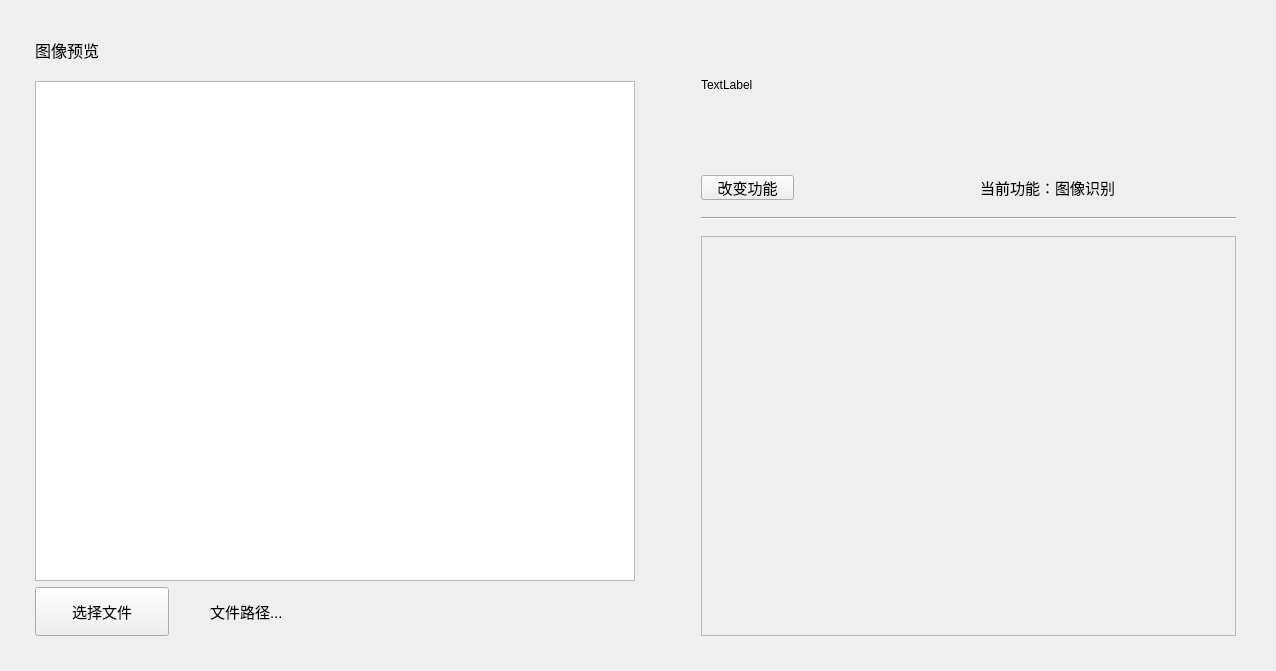
JasonAllen621/recog-GUI, file ui/object_recog_demo.ui: the form before one commit.
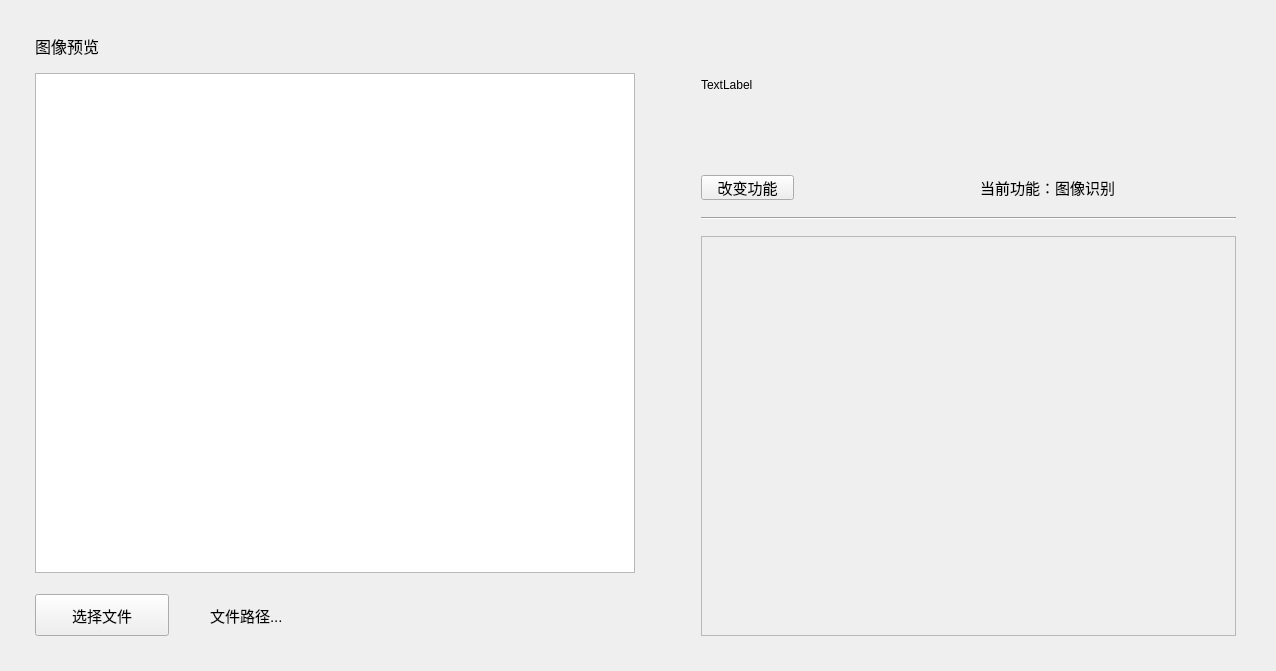
The form after the commit.

What changed in the file:
```diff
--- a/ui/object_recog_demo.ui
+++ b/ui/object_recog_demo.ui
@@ -89,6 +89,22 @@
         </property>
        </widget>
       </item>
+      <item>
+       <spacer name="verticalSpacer">
+        <property name="orientation">
+         <enum>Qt::Vertical</enum>
+        </property>
+        <property name="sizeType">
+         <enum>QSizePolicy::Preferred</enum>
+        </property>
+        <property name="sizeHint" stdset="0">
+         <size>
+          <width>20</width>
+          <height>15</height>
+         </size>
+        </property>
+       </spacer>
+      </item>
       <item>
        <layout class="QHBoxLayout" name="horizontalLayout_5">
         <item>
```
